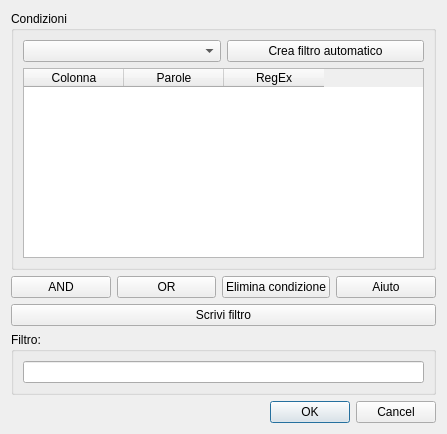
Above: forms/creafiltro.ui from zorbaproject/Bran before the change. Below: the same form after it.
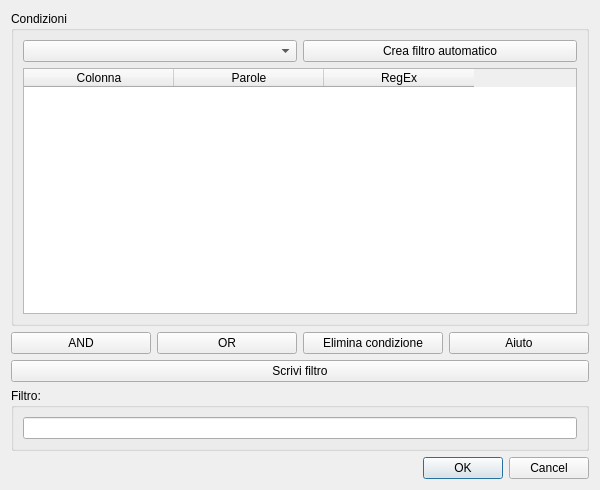
That is the form after the change.

Commit message: Interfaccia per filtri multipli migliorata

```diff
--- a/forms/creafiltro.ui
+++ b/forms/creafiltro.ui
@@ -6,10 +6,16 @@
    <rect>
     <x>0</x>
     <y>0</y>
-    <width>447</width>
-    <height>434</height>
+    <width>600</width>
+    <height>490</height>
    </rect>
   </property>
+  <property name="minimumSize">
+   <size>
+    <width>600</width>
+    <height>0</height>
+   </size>
+  </property>
   <property name="windowTitle">
    <string>Dialog</string>
   </property>
@@ -36,6 +42,9 @@
       </item>
       <item>
        <widget class="QTableWidget" name="tableWidget">
+        <attribute name="horizontalHeaderDefaultSectionSize">
+         <number>150</number>
+        </attribute>
         <column>
          <property name="text">
           <string>Colonna</string>
```
The commit also changes 2 other files.
